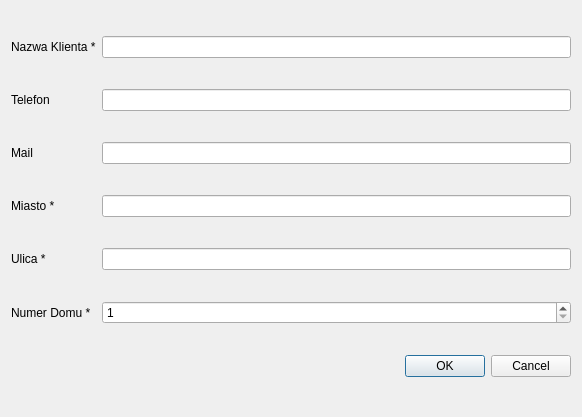
First picture: the form in klientdialog.ui, repository theoar/DataBaseApp, before the edit.
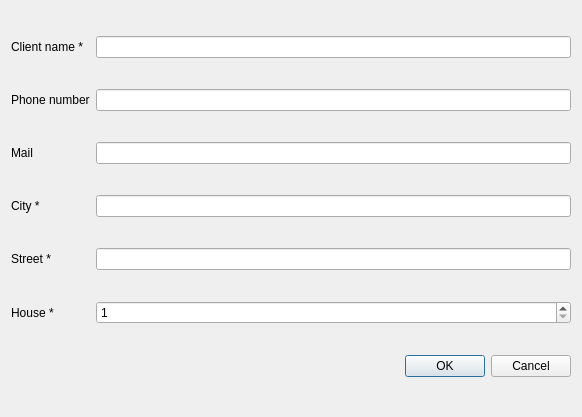
Second picture: the form after the edit.

Patch:
```diff
--- a/klientdialog.ui
+++ b/klientdialog.ui
@@ -17,7 +17,7 @@
    <item row="6" column="0">
     <widget class="QLabel" name="label_6">
      <property name="text">
-      <string>Numer Domu *</string>
+      <string>House *</string>
      </property>
     </widget>
    </item>
@@ -30,7 +30,7 @@
    <item row="0" column="0">
     <widget class="QLabel" name="label_1">
      <property name="text">
-      <string>Nazwa Klienta *</string>
+      <string>Client name *</string>
      </property>
     </widget>
    </item>
@@ -40,14 +40,14 @@
    <item row="4" column="0">
     <widget class="QLabel" name="label_4">
      <property name="text">
-      <string>Miasto *</string>
+      <string>City *</string>
      </property>
     </widget>
    </item>
    <item row="5" column="0">
     <widget class="QLabel" name="label_5">
      <property name="text">
-      <string>Ulica *</string>
+      <string>Street *</string>
      </property>
     </widget>
    </item>
@@ -70,7 +70,7 @@
    <item row="1" column="0">
     <widget class="QLabel" name="label_2">
      <property name="text">
-      <string>Telefon</string>
+      <string>Phone number</string>
      </property>
     </widget>
    </item>
```
